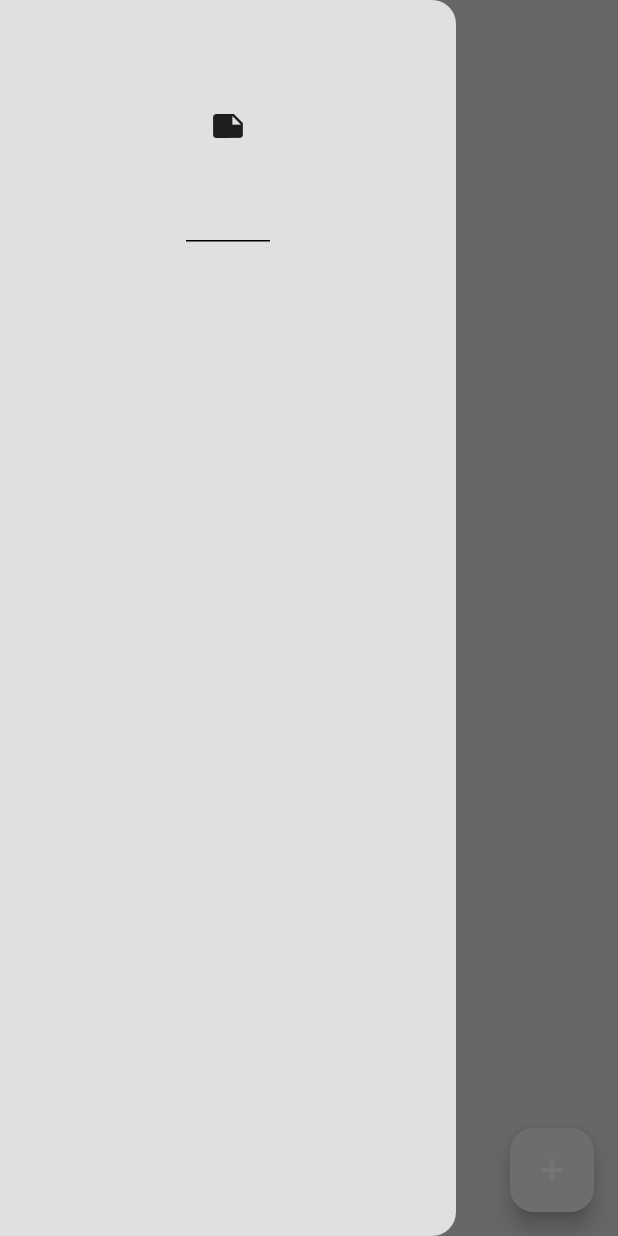
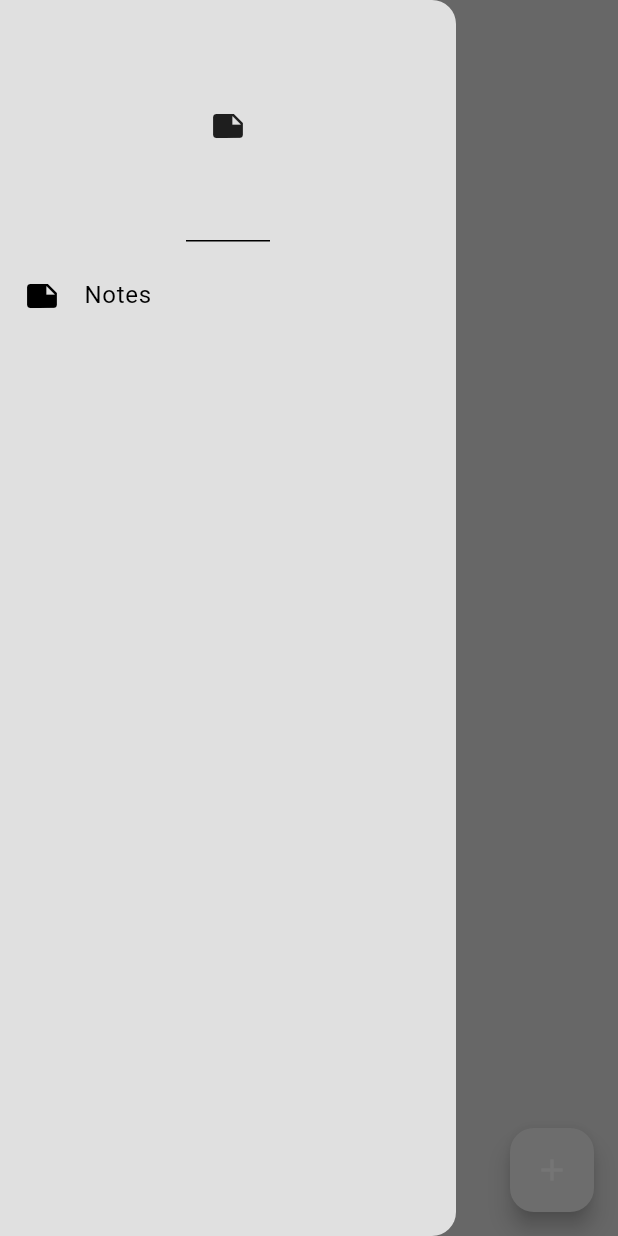
Before and after one commit to Odhi-ambo/crud_ops_with_isar_db, a Flutter app: the screen it shows after launch, with the side drawer open, on a phone screen of 412 x 824 dp. Run offline on Flutter 3.47's test engine with Material 3 defaults, Android fonts, the phone set to English and light mode, and no system bars; our stand-ins replace google_fonts, isar; accounts and stored records are empty; generated files the repository leaves out were written again.

Commit message:
Initial commit

```diff
--- a/lib/components/drawer.dart
+++ b/lib/components/drawer.dart
@@ -1,3 +1,4 @@
+import 'package:crud_isar_db/components/drawer_tile.dart';
 import 'package:flutter/material.dart';
 
 class MyDrawer extends StatelessWidget {
@@ -7,13 +8,18 @@ class MyDrawer extends StatelessWidget {
   Widget build(BuildContext context) {
     return Drawer(
       backgroundColor: Theme.of(context).colorScheme.surface,
-      child: const Column(
+      child: Column(
         children: [
           //header
           DrawerHeader(
             child: Icon(Icons.note),
           ),
           //notes title
+          DrawerTile(
+            leading: Icon(Icons.note),
+            title: 'Notes',
+            onTap: () {},
+          )
 
           //notes settings
         ],
```
